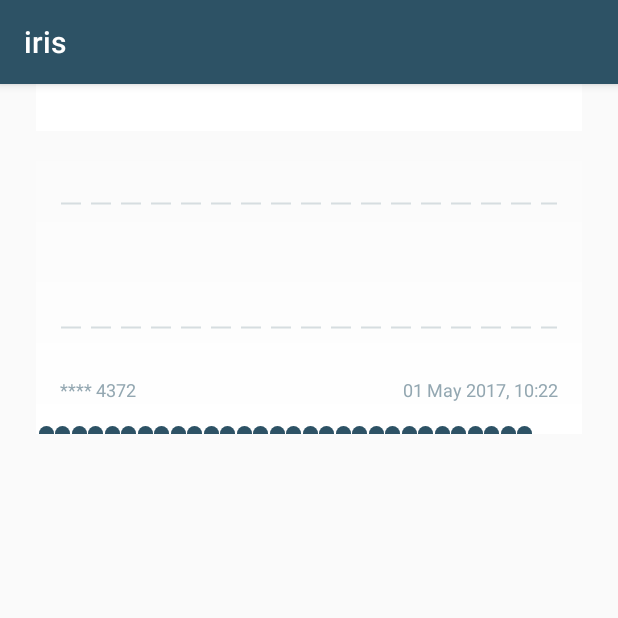
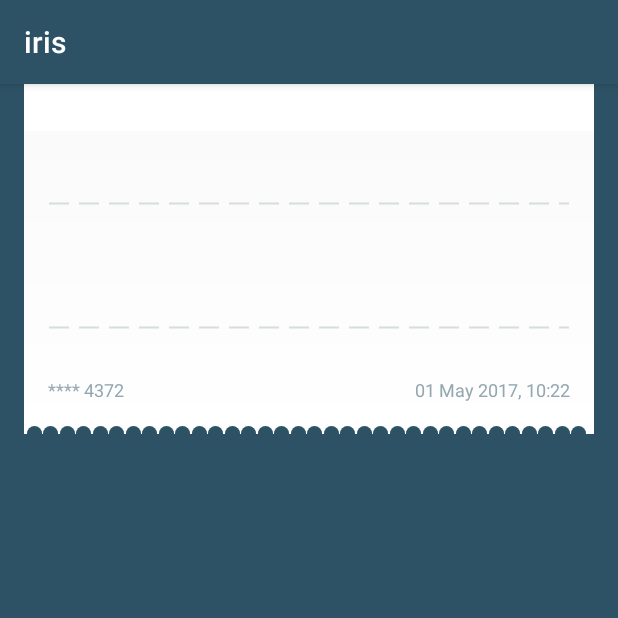
Before and after one commit to RanaAli/Kotlin-Project, an Android app: the ReceiptDetailsActivity screen opened directly, with no data from a screen before it, on a phone screen of 412 x 824 dp, the top half of it. Run offline under Robolectric (Android 15) with nearby library versions, the phone set to English and light mode, and no system bars; our stand-ins replace ButterKnife; network calls fail; 2 statements that could not run were skipped.

Commit message:
more fix UI

```diff
--- a/app/src/main/java/com/project/iris/customViews/ReceiptView.kt
+++ b/app/src/main/java/com/project/iris/customViews/ReceiptView.kt
@@ -86,7 +86,7 @@ class ReceiptView {
       val itemAdapter: ReceiptListAdapter = ReceiptListAdapter(receiptItems, limit)
       recyclerView.adapter = itemAdapter
 
-      if (receiptItems.size > limit) {
+      if (limit != -1 || receiptItems.size > limit) {
         receiptItemCountTextView.text = (receiptItems.size - limit).toString() + " items left..."
       } else {
         receiptItemCountTextView.visibility = View.GONE
--- /dev/null
+++ b/app/src/main/res/drawable/rounded_corners.xml
@@ -0,0 +1,13 @@
+<?xml version="1.0" encoding="UTF-8"?>
+<shape xmlns:android="http://schemas.android.com/apk/res/android">
+  <solid android:color="#FFFFFF"/>
+
+  <corners
+      android:bottomLeftRadius="10dp"
+      android:bottomRightRadius="10dp"/>
+  <padding
+      android:bottom="0dip"
+      android:left="0dip"
+      android:right="0dip"
+      android:top="0dip"/>
+</shape>
--- a/app/src/main/res/drawable/ticket_edge.xml
+++ b/app/src/main/res/drawable/ticket_edge.xml
@@ -275,4 +275,40 @@
       <solid android:color="@color/homeBackgroundColor"/>
     </shape>
   </item>
+
+  <item
+      android:left="332dp"
+      android:height="10dp"
+      android:width="10dp">
+    <shape android:shape="oval">
+      <solid android:color="@color/homeBackgroundColor"/>
+    </shape>
+  </item>
+
+  <item
+      android:left="343dp"
+      android:height="10dp"
+      android:width="10dp">
+    <shape android:shape="oval">
+      <solid android:color="@color/homeBackgroundColor"/>
+    </shape>
+  </item>
+
+  <item
+      android:left="354dp"
+      android:height="10dp"
+      android:width="10dp">
+    <shape android:shape="oval">
+      <solid android:color="@color/homeBackgroundColor"/>
+    </shape>
+  </item>
+
+  <item
+      android:left="365dp"
+      android:height="10dp"
+      android:width="10dp">
+    <shape android:shape="oval">
+      <solid android:color="@color/homeBackgroundColor"/>
+    </shape>
+  </item>
 </layer-list>
--- a/app/src/main/res/layout/receipt_details_activity.xml
+++ b/app/src/main/res/layout/receipt_details_activity.xml
@@ -3,11 +3,16 @@
     android:id="@+id/receiptDetailsRootLayout"
     android:layout_width="match_parent"
     android:layout_height="match_parent"
+    android:background="@color/homeBackgroundColor"
     android:orientation="vertical"
     >
 
   <include
+      android:layout_width="match_parent"
+      android:layout_height="wrap_content"
       layout="@layout/receipt_view"
+      android:layout_marginLeft="-8dp"
+      android:layout_marginRight="-8dp"
       />
 
 </LinearLayout>
```
